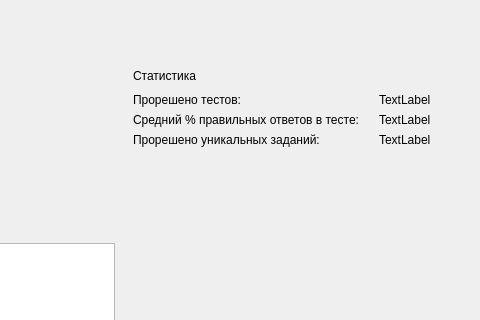
First picture: the form in client/gui/ui_student_profile_page.ui, repository RozeQz/GraphEmbedding, before the edit; both pictures show x 451 to 931 and y 88 to 408 of the 931 by 714 pixel window.
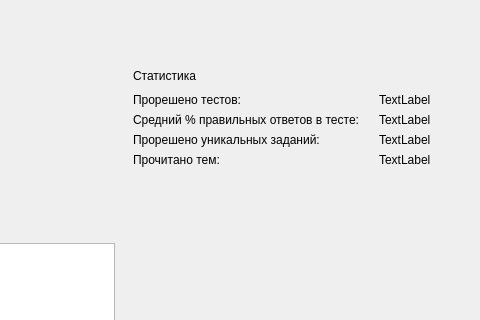
Second picture: the form after the edit.

Commit message: GUI: Improve view for profile page

What changed in the file:
```diff
--- a/client/gui/ui_student_profile_page.ui
+++ b/client/gui/ui_student_profile_page.ui
@@ -391,6 +391,20 @@
              </property>
             </widget>
            </item>
+           <item row="3" column="0">
+            <widget class="QLabel" name="label_9">
+             <property name="text">
+              <string>Прочитано тем:</string>
+             </property>
+            </widget>
+           </item>
+           <item row="3" column="1">
+            <widget class="QLabel" name="lbl_topics_read">
+             <property name="text">
+              <string>TextLabel</string>
+             </property>
+            </widget>
+           </item>
           </layout>
          </item>
         </layout>
```
Left out of the diff: 6 changed lines with no effect on the pictures. The commit also changes 6 other files.
